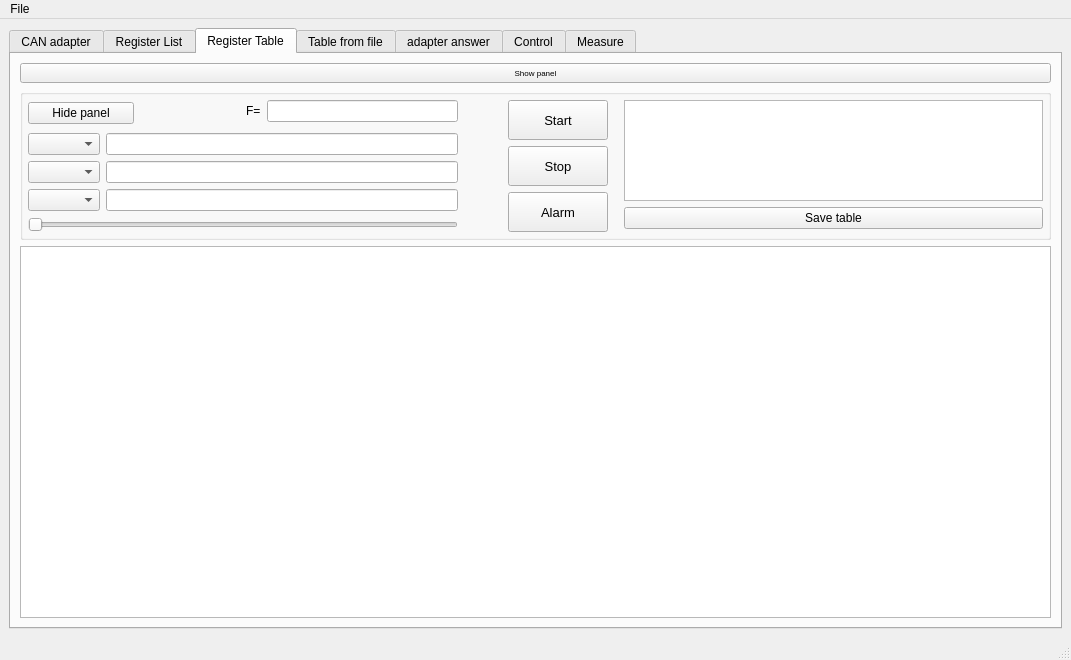
Above: mainwindow.ui from totktobroditvokrug/EL205-QT before the change. Below: the same form after it.
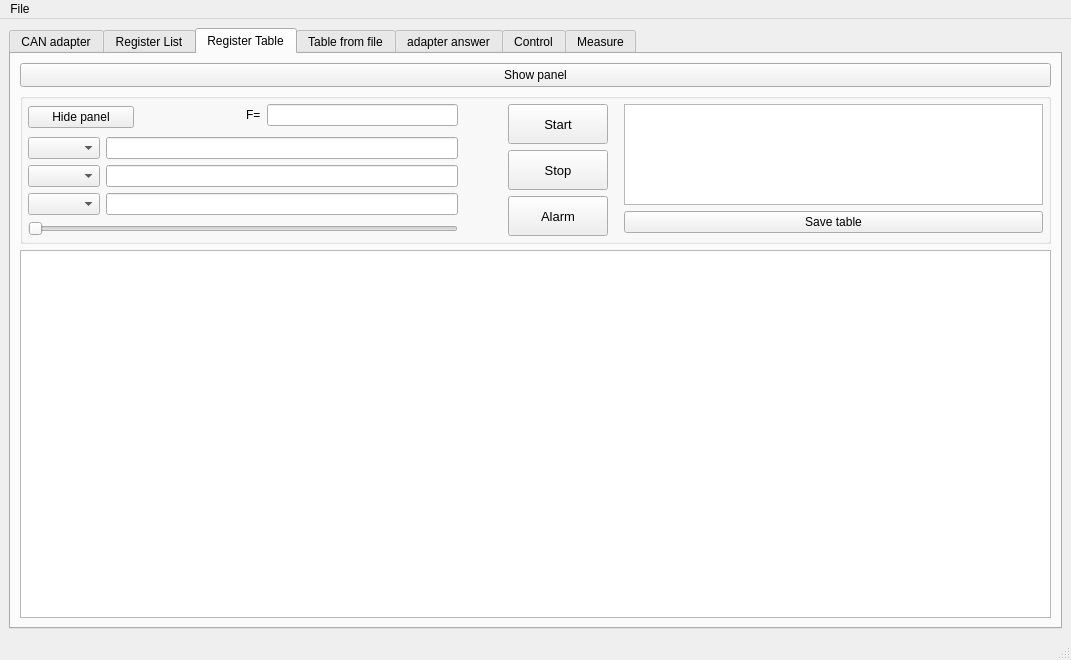
That is the form after the change.

Diff of the .ui file:
```diff
--- a/mainwindow.ui
+++ b/mainwindow.ui
@@ -781,21 +781,15 @@
             <property name="sizePolicy">
              <sizepolicy hsizetype="Minimum" vsizetype="Maximum">
               <horstretch>0</horstretch>
-              <verstretch>20</verstretch>
+              <verstretch>24</verstretch>
              </sizepolicy>
             </property>
             <property name="minimumSize">
              <size>
               <width>0</width>
-              <height>20</height>
+              <height>24</height>
              </size>
             </property>
-            <property name="font">
-             <font>
-              <family>MS Shell Dlg 2</family>
-              <pointsize>6</pointsize>
-             </font>
-            </property>
             <property name="text">
              <string>Show panel</string>
             </property>
```
